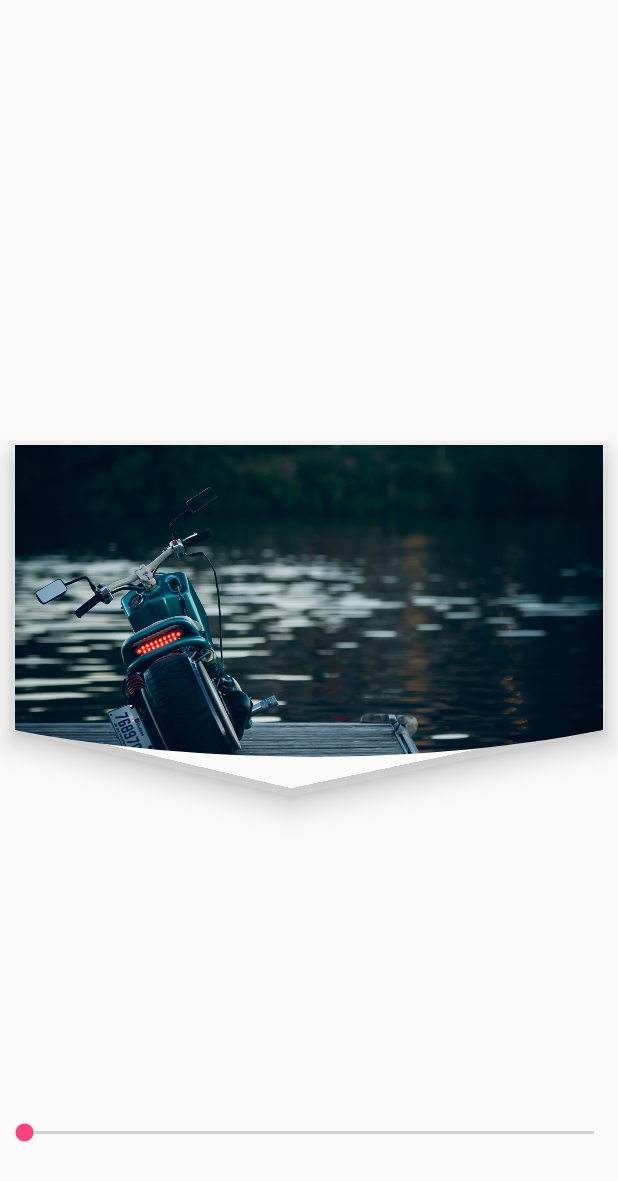
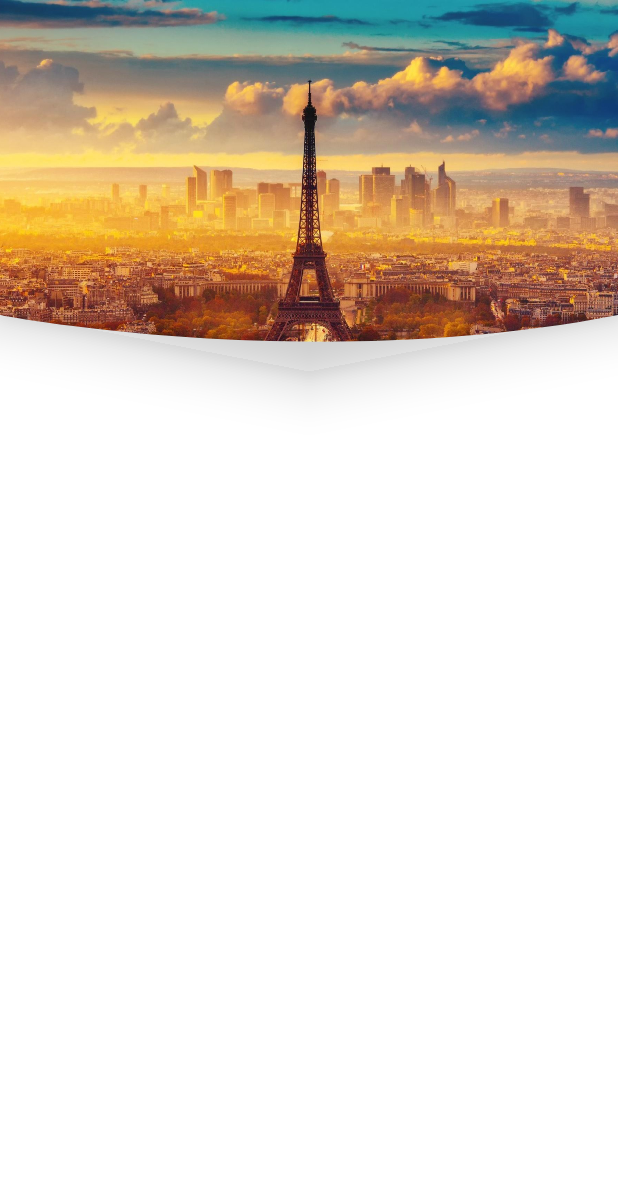
Before and after one commit to developer-shivam/Crescento, an Android app: the screen it shows after launch (MainActivity), on a phone screen of 412 x 824 dp. Shown: the top 1181 px of the screen. Run offline under Robolectric (Android 15) with nearby library versions, the phone set to English and light mode, and no system bars; libraries missing offline, so code that uses them is left out: android.support.v7; 2 statements that could not run were skipped.

```diff
--- a/app/src/main/java/developer/shivam/crescento/MainActivity.java
+++ b/app/src/main/java/developer/shivam/crescento/MainActivity.java
@@ -1,16 +1,12 @@
 package developer.shivam.crescento;
 
-import android.os.Build;
-import android.support.annotation.RequiresApi;
+import android.os.Bundle;
 import android.support.v7.app.AppCompatActivity;
-import android.os.Bundle;
-import android.widget.SeekBar;
 
 import developer.shivam.library.CrescentoImageView;
 
 public class MainActivity extends AppCompatActivity {
 
-    SeekBar sbElevationController;
     CrescentoImageView sivSampleImage;
 
     @Override
@@ -19,27 +15,5 @@ public class MainActivity extends AppCompatActivity {
         setContentView(R.layout.activity_main);
 
         sivSampleImage = (CrescentoImageView) findViewById(R.id.crescentoImageView);
-        sbElevationController = (SeekBar) findViewById(R.id.sbElevationController);
-        sbElevationController.setMax(50);
-        sbElevationController.setOnSeekBarChangeListener(new SeekBar.OnSeekBarChangeListener() {
-            @Override
-            public void onProgressChanged(SeekBar seekBar, int i, boolean fromUser) {
-                if (fromUser) {
-                    if (Build.VERSION.SDK_INT >= Build.VERSION_CODES.LOLLIPOP) {
-                        sivSampleImage.setElevation(i);
-                    }
-                }
-            }
-
-            @Override
-            public void onStartTrackingTouch(SeekBar seekBar) {
-
-            }
-
-            @Override
-            public void onStopTrackingTouch(SeekBar seekBar) {
-
-            }
-        });
     }
 }
--- a/app/src/main/res/layout/activity_main.xml
+++ b/app/src/main/res/layout/activity_main.xml
@@ -5,22 +5,16 @@
     android:id="@+id/activity_main"
     android:layout_width="match_parent"
     android:layout_height="match_parent"
+    android:background="@android:color/white"
     tools:context="developer.shivam.crescento.MainActivity">
 
     <developer.shivam.library.CrescentoImageView android:id="@+id/crescentoImageView"
         android:layout_width="match_parent"
         android:layout_height="250dp"
         android:scaleType="centerCrop"
-        android:elevation="10dp"
+        android:elevation="20dp"
         attribute:crescent="40dp"
-        android:padding="10dp"
-        android:src="@drawable/bike_wallpaper"
-        android:layout_centerInParent="true"/>
+        attribute:tintMode="automatic"
+        android:src="@drawable/wallpaper"/>
 
-    <SeekBar android:id="@+id/sbElevationController"
-        android:layout_width="match_parent"
-        android:layout_height="wrap_content"
-        android:layout_alignParentBottom="true"
-        android:layout_marginBottom="50dp"
-        android:padding="10dp"/>
 </RelativeLayout>
--- a/library/build.gradle
+++ b/library/build.gradle
@@ -23,9 +23,6 @@ android {
 
 dependencies {
     compile fileTree(dir: 'libs', include: ['*.jar'])
-    androidTestCompile('com.android.support.test.espresso:espresso-core:2.2.2', {
-        exclude group: 'com.android.support', module: 'support-annotations'
-    })
     compile 'com.android.support:appcompat-v7:25.0.0'
-    testCompile 'junit:junit:4.12'
+    compile 'com.android.support:palette-v7:25.0.0'
 }
--- a/library/src/main/java/developer/shivam/library/CrescentoContainer.java
+++ b/library/src/main/java/developer/shivam/library/CrescentoContainer.java
@@ -93,7 +93,7 @@ public class CrescentoContainer extends FrameLayout {
         return new ViewOutlineProvider() {
             @Override
             public void getOutline(View view, Outline outline) {
-                outline.setConvexPath(PathProvider.getOutlinePath(view, width, height, curvatureHeight,
+                outline.setConvexPath(PathProvider.getOutlinePath(width, height, curvatureHeight,
                         getPaddingTop(), getPaddingBottom(), getPaddingLeft(), getPaddingRight()));
             }
         };
--- a/library/src/main/java/developer/shivam/library/CrescentoImageView.java
+++ b/library/src/main/java/developer/shivam/library/CrescentoImageView.java
@@ -3,6 +3,7 @@ package developer.shivam.library;
 import android.annotation.TargetApi;
 import android.content.Context;
 import android.content.res.TypedArray;
+import android.graphics.Bitmap;
 import android.graphics.Canvas;
 import android.graphics.Color;
 import android.graphics.Outline;
@@ -10,8 +11,10 @@ import android.graphics.Paint;
 import android.graphics.Path;
 import android.graphics.PorterDuff;
 import android.graphics.PorterDuffXfermode;
+import android.graphics.drawable.BitmapDrawable;
 import android.os.Build;
 import android.support.v4.view.ViewCompat;
+import android.support.v7.graphics.Palette;
 import android.util.AttributeSet;
 import android.util.Log;
 import android.util.TypedValue;
@@ -29,13 +32,33 @@ public class CrescentoImageView extends ImageView {
     int width = 0;
     int height = 0;
 
+    Bitmap mBitmap;
+
+    Paint tintColor;
+
     /**
      * @param curvatureHeight changes the amount of curve. Default is 50.
      */
     int curvatureHeight = 50;
 
+    /**
+     * @param tintAmount varies from 0-255
+     */
+    int tintAmount = 0;
+
+    /**
+     * @param tintMode whether manual or automatic. Default is TintMode.AUTOMATIC.
+     */
+    int tintMode = TintMode.AUTOMATIC;
+
+    static public class TintMode {
+        static int AUTOMATIC = 0;
+        static int MANUAL = 1;
+    }
+
     Paint mPaint;
     private PorterDuffXfermode porterDuffXfermode;
+    private String TAG = "CRESCENTO_IMAGE_VIEW";
 
     public CrescentoImageView(Context context) {
         super(context);
@@ -63,6 +86,7 @@ public class CrescentoImageView extends ImageView {
             curvatureHeight = (int) styledAttributes.getDimension(R.styleable.CrescentoImageView_crescent, getDpForPixel(curvatureHeight));
         }
 
+
         styledAttributes.recycle();
     }
 
@@ -82,9 +106,33 @@ public class CrescentoImageView extends ImageView {
             try {
                 setOutlineProvider(getOutlineProvider());
             } catch (Exception e) {
-                Log.d("Outline path", e.getMessage());
+                Log.d(TAG, e.getMessage());
             }
         }
+
+        if (getDrawable() != null) {
+            BitmapDrawable mBitmapDrawable = (BitmapDrawable) getDrawable();
+            mBitmap = mBitmapDrawable.getBitmap();
+            pickColorFromBitmap(mBitmap);
+        } else {
+            if (getBackground() != null) {
+                BitmapDrawable mBitmapDrawable = (BitmapDrawable) getBackground();
+                mBitmap = mBitmapDrawable.getBitmap();
+                pickColorFromBitmap(mBitmap);
+            }
+        }
+    }
+
+    private void pickColorFromBitmap(Bitmap bitmap) {
+        Palette.from(bitmap).generate(new Palette.PaletteAsyncListener() {
+            @Override
+            public void onGenerated(Palette palette) {
+                int defaultColor = 0x000000;
+                tintColor = new Paint(Paint.ANTI_ALIAS_FLAG);
+                tintColor.setColor(Color.parseColor("#" + palette.getVibrantColor(defaultColor)));
+                tintColor.setAlpha(130);
+            }
+        });
     }
 
     @TargetApi(Build.VERSION_CODES.LOLLIPOP)
@@ -93,7 +141,7 @@ public class CrescentoImageView extends ImageView {
         return new ViewOutlineProvider() {
             @Override
             public void getOutline(View view, Outline outline) {
-                outline.setConvexPath(PathProvider.getOutlinePath(view, width, height, curvatureHeight,
+                outline.setConvexPath(PathProvider.getOutlinePath(width, height, curvatureHeight,
                         getPaddingTop(), getPaddingBottom(), getPaddingLeft(), getPaddingRight()));
             }
         };
@@ -105,6 +153,7 @@ public class CrescentoImageView extends ImageView {
         super.onDraw(canvas);
         mPaint.setXfermode(porterDuffXfermode);
         canvas.drawPath(mClipPath, mPaint);
+        canvas.drawPath(mClipPath, tintColor);
         canvas.restoreToCount(saveCount);
         mPaint.setXfermode(null);
     }
--- a/library/src/main/java/developer/shivam/library/PathProvider.java
+++ b/library/src/main/java/developer/shivam/library/PathProvider.java
@@ -1,27 +1,20 @@
 package developer.shivam.library;
 
 import android.graphics.Path;
-import android.os.Build;
-import android.view.View;
 
 class PathProvider {
 
-    private static int ALPHA = 0;
-
-    static Path getOutlinePath(View view, int width, int height, int perpendicularHeight,
+    static Path getOutlinePath(int width, int height, int perpendicularHeight,
                                int paddingTop, int paddingBottom, int paddingLeft, int paddingRight) {
-        if (Build.VERSION.SDK_INT >= Build.VERSION_CODES.LOLLIPOP) {
-            ALPHA = (int) view.getElevation();
-        }
         Path mPath = new Path();
-        mPath.moveTo(paddingLeft - ALPHA/4, paddingTop - ALPHA/8);
-        mPath.lineTo(paddingLeft - ALPHA/4, height - perpendicularHeight - paddingBottom + ALPHA/8);
-        mPath.cubicTo(paddingLeft - ALPHA/4, height - perpendicularHeight - paddingBottom + ALPHA/8,
-                width/2 - paddingRight - ALPHA/4, height - paddingBottom + ALPHA/2,
-                width - paddingRight + ALPHA/4, height - perpendicularHeight - paddingBottom + ALPHA/8);
-        mPath.lineTo(width - paddingRight + ALPHA/4, paddingTop - ALPHA/8);
-        mPath.lineTo(width - paddingRight - ALPHA/4, paddingTop - ALPHA/8);
-        mPath.lineTo(paddingLeft - ALPHA/4, paddingTop - ALPHA/8);
+        mPath.moveTo(paddingLeft, paddingTop);
+        mPath.lineTo(paddingLeft, height - perpendicularHeight - paddingBottom);
+        mPath.cubicTo(paddingLeft, height - perpendicularHeight - paddingBottom,
+                width/2 - paddingRight, height - paddingBottom,
+                width - paddingRight, height - perpendicularHeight - paddingBottom);
+        mPath.lineTo(width - paddingRight, paddingTop);
+        mPath.lineTo(width - paddingRight, paddingTop);
+        mPath.lineTo(paddingLeft, paddingTop);
         mPath.close();
         return mPath;
     }
```
Also changed, not shown: library/src/main/res/values/attrs.xml (+7 -1 lines), app/src/main/res/drawable/wallpaper.jpg (added).
